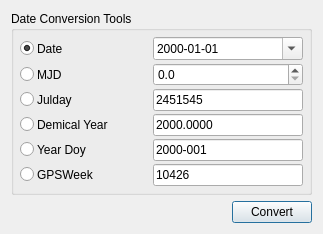
wudingcheng/TSAnalyzer, file TSAnalyzer/resources/ui/date.ui: the form before one commit.
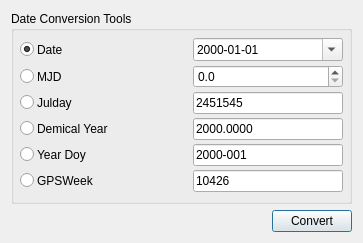
The form after the commit.

The edit to the form file:
```diff
--- a/TSAnalyzer/resources/ui/date.ui
+++ b/TSAnalyzer/resources/ui/date.ui
@@ -6,8 +6,8 @@
    <rect>
     <x>0</x>
     <y>0</y>
-    <width>323</width>
-    <height>218</height>
+    <width>363</width>
+    <height>243</height>
    </rect>
   </property>
   <property name="windowTitle">
```
Left out of the diff: 11 changed lines with no effect on the pictures.
